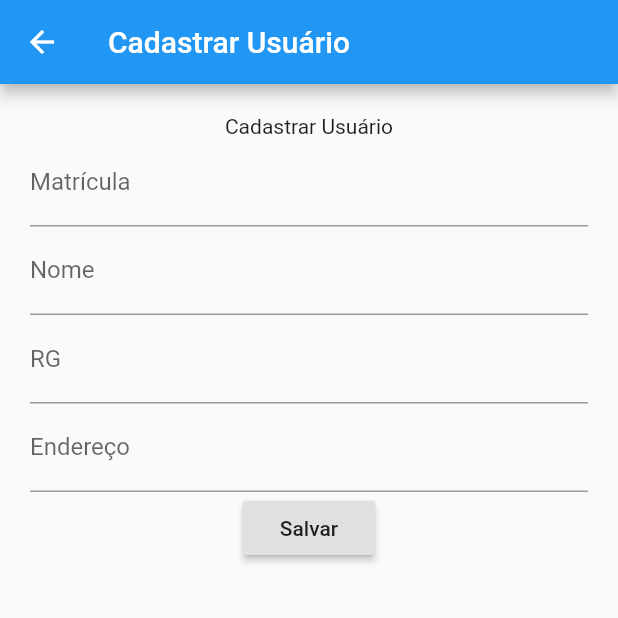
After one commit to gumiri/CDNI, a Flutter app: the CadastrarUsuario screen opened directly, after a tap on "Salvar", on a phone screen of 412 x 824 dp, the top half of it. The commit adds this screen. Run offline on Flutter 3.47's test engine with Material 2 defaults, Android fonts, the phone set to English and light mode, and no system bars; our stand-ins replace sqflite; missing offline and left inert: dart:ffi; accounts and stored records are empty.

Commit message:
Tela de Usuario

```diff
--- a/lib/Cadastrar.dart
+++ b/lib/Cadastrar.dart
@@ -32,11 +32,6 @@ class _Cadastrar extends State<Cadastrar> {
     'Construir caixa de retenção de óleo e area'
   ]);
   String problemas;
-  @override
-  void setState(fn) {
-    // TODO: implement setState
-    problemas = problemaWidget.getValue();
-  }
 
   @override
   void initState() {
@@ -72,6 +67,7 @@ class _Cadastrar extends State<Cadastrar> {
     _editedNotificacao.complemento = _complementoController.text;
     _editedNotificacao.bairro = _bairroController.text;
     _editedNotificacao.municipio = _municipioController.text;
+    problemas = problemaWidget.getValue();
     _editedNotificacao.problema = problemas;
     _editedNotificacao.fiscal = _fiscalController.text;
     _editedNotificacao.cliente = _clienteController.text;
--- /dev/null
+++ b/lib/CadastrarUsuario.dart
@@ -0,0 +1,107 @@
+import 'package:CDNI/DatabaseProvider.dart';
+import 'package:CDNI/Usuario.dart';
+import 'package:flutter/material.dart';
+
+class CadastrarUsuario extends StatefulWidget {
+  @override
+  _CadastrarUsuario createState() => _CadastrarUsuario();
+}
+
+class _CadastrarUsuario extends State<CadastrarUsuario> {
+  Usuario _usuario;
+
+  final _matriculaController = TextEditingController();
+  final _nomeController = TextEditingController();
+  final _rgController = TextEditingController();
+  final _enderecoController = TextEditingController();
+
+  void putValues() {
+    _usuario.matricula = _matriculaController.text;
+    print(_usuario.matricula);
+    _usuario.nome = _nomeController.text;
+    _usuario.rg = _rgController.text;
+    _usuario.endereco = _enderecoController.text;
+  }
+
+  @override
+  Widget build(BuildContext context) {
+    // TODO: implement build
+    return Scaffold(
+      appBar: AppBar(title: Text('Cadastrar Usuário')),
+      body: SingleChildScrollView(
+        child: Container(
+          padding: EdgeInsets.all(20),
+          child: Column(children: [
+            Text('Cadastrar Usuário'),
+            Row(
+              children: [
+                Flexible(
+                    child: TextField(
+                        controller: _matriculaController,
+                        decoration: InputDecoration(
+                            hintText: 'Digite a Matrícula',
+                            labelText: 'Matrícula'),
+                        onChanged: (text) {
+                          setState(() {
+                            _usuario.matricula = text;
+                          });
+                        })),
+              ],
+            ),
+            Row(
+              children: [
+                Flexible(
+                    child: TextField(
+                        controller: _nomeController,
+                        decoration: InputDecoration(
+                            hintText: 'Digite seu nome', labelText: 'Nome'),
+                        onChanged: (text) {
+                          setState(() {
+                            _usuario.nome = text;
+                          });
+                        })),
+              ],
+            ),
+            Row(
+              children: [
+                Flexible(
+                    child: TextField(
+                        controller: _rgController,
+                        decoration: InputDecoration(
+                            hintText: 'Digite seu RG', labelText: 'RG'),
+                        onChanged: (text) {
+                          setState(() {
+                            _usuario.rg = text;
+                          });
+                        })),
+              ],
+            ),
+            Row(
+              children: [
+                Flexible(
+                    child: TextField(
+                        controller: _enderecoController,
+                        decoration: InputDecoration(
+                            hintText: 'Digite seu endereço',
+                            labelText: 'Endereço'),
+                        onChanged: (text) {
+                          setState(() {
+                            _usuario.endereco = text;
+                          });
+                        })),
+              ],
+            ),
+            RaisedButton(
+                child: Text('Salvar'),
+                onPressed: () {
+                  putValues();
+                  DatabaseProvider.db
+                      .insertUser(_usuario)
+                      .then((value) => print("inserido"));
+                })
+          ]),
+        ),
+      ),
+    );
+  }
+}
--- /dev/null
+++ b/lib/Usuario.dart
@@ -0,0 +1,30 @@
+import 'DatabaseProvider.dart';
+
+class Usuario {
+  int id;
+  String matricula;
+  String nome;
+  String rg;
+  String endereco;
+
+  Usuario() {}
+
+  Usuario.fromMap(Map<String, dynamic> map) {
+    id = map[DatabaseProvider.COLUMN_ID];
+    matricula = map[DatabaseProvider.COLUMN_MATRICULA_USUARIO];
+    nome = map[DatabaseProvider.COLUMN_NOME_USUARIO];
+    rg = map[DatabaseProvider.COLUMN_RG_USUARIO];
+    endereco = map[DatabaseProvider.COLUMN_ENDERECO_USUARIO];
+  }
+
+  Map<String, dynamic> toMap() {
+    Map<String, dynamic> map = {
+      DatabaseProvider.COLUMN_ID: id,
+      DatabaseProvider.COLUMN_MATRICULA_USUARIO: matricula,
+      DatabaseProvider.COLUMN_NOME_USUARIO: nome,
+      DatabaseProvider.COLUMN_RG_USUARIO: rg,
+      DatabaseProvider.COLUMN_ENDERECO_USUARIO: endereco
+    };
+    return map;
+  }
+}
```
Also changed, not shown: lib/DatabaseProvider.dart (+52 -12 lines), lib/main.dart (+10 -0 lines), lib/Perfil.dart (added), lib/VisualizarUsuario.dart (added).
